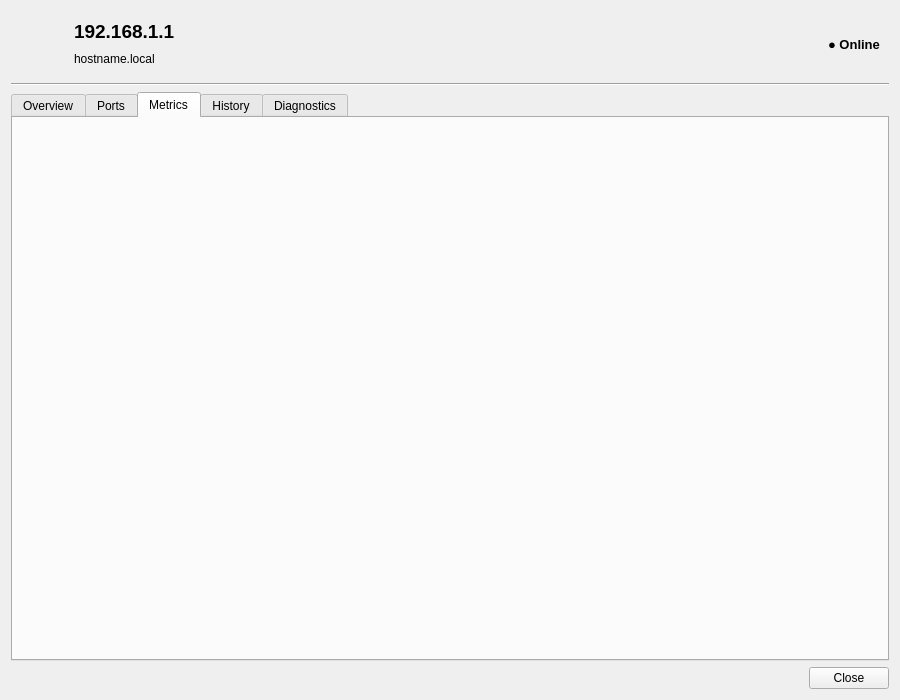
Before: the Qt Designer form ui/devicedetaildialog.ui in paolosereno/LanScan, drawn with Qt 5.
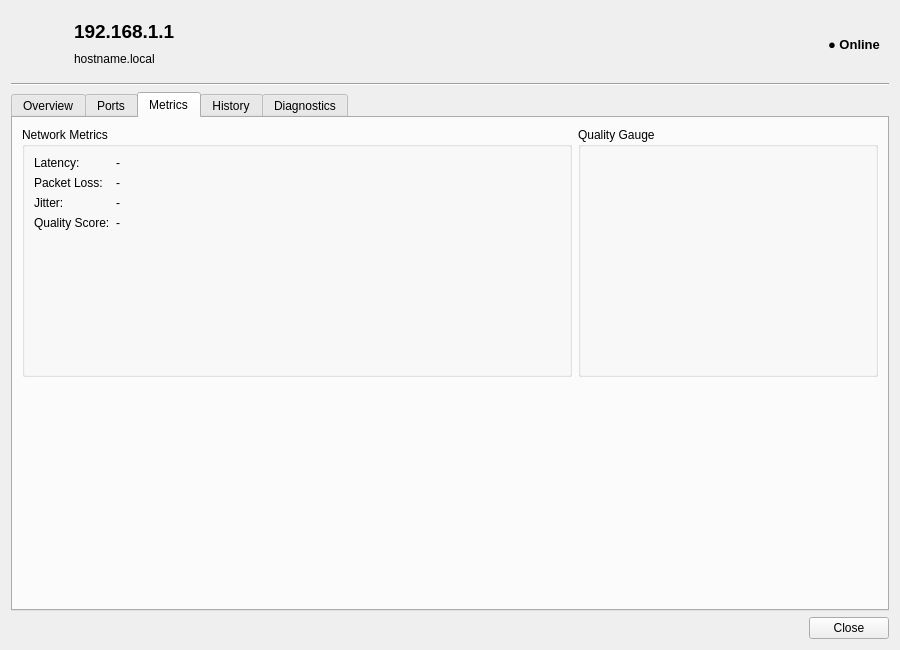
After: the same form once the commit is applied. The open tabs and pages were chosen to show the change. Icons and pictures are not drawn.

Commit message: feat: Integrate QualityGauge into DeviceDetailDialog

```diff
--- a/ui/devicedetaildialog.ui
+++ b/ui/devicedetaildialog.ui
@@ -7,7 +7,7 @@
     <x>0</x>
     <y>0</y>
     <width>900</width>
-    <height>700</height>
+    <height>650</height>
    </rect>
   </property>
   <property name="windowTitle">
@@ -310,21 +310,134 @@
        <string>Metrics</string>
       </attribute>
       <layout class="QVBoxLayout" name="metricsTabLayout">
-       <property name="spacing">
-        <number>0</number>
-       </property>
-       <property name="leftMargin">
-        <number>0</number>
-       </property>
-       <property name="topMargin">
-        <number>0</number>
-       </property>
-       <property name="rightMargin">
-        <number>0</number>
-       </property>
-       <property name="bottomMargin">
-        <number>0</number>
-       </property>
+       <item>
+        <layout class="QHBoxLayout" name="metricsMainLayout">
+         <item>
+          <widget class="QGroupBox" name="networkMetricsGroup">
+           <property name="title">
+            <string>Network Metrics</string>
+           </property>
+           <layout class="QFormLayout" name="networkMetricsFormLayout">
+            <item row="0" column="0">
+             <widget class="QLabel" name="labelLatency">
+              <property name="text">
+               <string>Latency:</string>
+              </property>
+             </widget>
+            </item>
+            <item row="0" column="1">
+             <widget class="QLabel" name="valueLatency">
+              <property name="text">
+               <string>-</string>
+              </property>
+             </widget>
+            </item>
+            <item row="1" column="0">
+             <widget class="QLabel" name="labelPacketLoss">
+              <property name="text">
+               <string>Packet Loss:</string>
+              </property>
+             </widget>
+            </item>
+            <item row="1" column="1">
+             <widget class="QLabel" name="valuePacketLoss">
+              <property name="text">
+               <string>-</string>
+              </property>
+             </widget>
+            </item>
+            <item row="2" column="0">
+             <widget class="QLabel" name="labelJitter">
+              <property name="text">
+               <string>Jitter:</string>
+              </property>
+             </widget>
+            </item>
+            <item row="2" column="1">
+             <widget class="QLabel" name="valueJitter">
+              <property name="text">
+               <string>-</string>
+              </property>
+             </widget>
+            </item>
+            <item row="3" column="0">
+             <widget class="QLabel" name="labelQualityScore">
+              <property name="text">
+               <string>Quality Score:</string>
+              </property>
+             </widget>
+            </item>
+            <item row="3" column="1">
+             <widget class="QLabel" name="valueQualityScore">
+              <property name="text">
+               <string>-</string>
+              </property>
+             </widget>
+            </item>
+           </layout>
+          </widget>
+         </item>
+         <item>
+          <widget class="QGroupBox" name="qualityGaugeGroup">
+           <property name="title">
+            <string>Quality Gauge</string>
+           </property>
+           <property name="minimumSize">
+            <size>
+             <width>250</width>
+             <height>250</height>
+            </size>
+           </property>
+           <property name="maximumSize">
+            <size>
+             <width>300</width>
+             <height>300</height>
+            </size>
+           </property>
+           <layout class="QVBoxLayout" name="qualityGaugeLayout">
+            <property name="spacing">
+             <number>0</number>
+            </property>
+            <property name="leftMargin">
+             <number>10</number>
+            </property>
+            <property name="topMargin">
+             <number>10</number>
+            </property>
+            <property name="rightMargin">
+             <number>10</number>
+            </property>
+            <property name="bottomMargin">
+             <number>10</number>
+            </property>
+            <item>
+             <widget class="QWidget" name="qualityGaugeContainer" native="true">
+              <property name="minimumSize">
+               <size>
+                <width>200</width>
+                <height>200</height>
+               </size>
+              </property>
+             </widget>
+            </item>
+           </layout>
+          </widget>
+         </item>
+        </layout>
+       </item>
+       <item>
+        <spacer name="metricsSpacer">
+         <property name="orientation">
+          <enum>Qt::Vertical</enum>
+         </property>
+         <property name="sizeHint" stdset="0">
+          <size>
+           <width>20</width>
+           <height>40</height>
+          </size>
+         </property>
+        </spacer>
+       </item>
       </layout>
      </widget>
      <widget class="QWidget" name="historyTab">
```
The commit also changes 8 other files.
